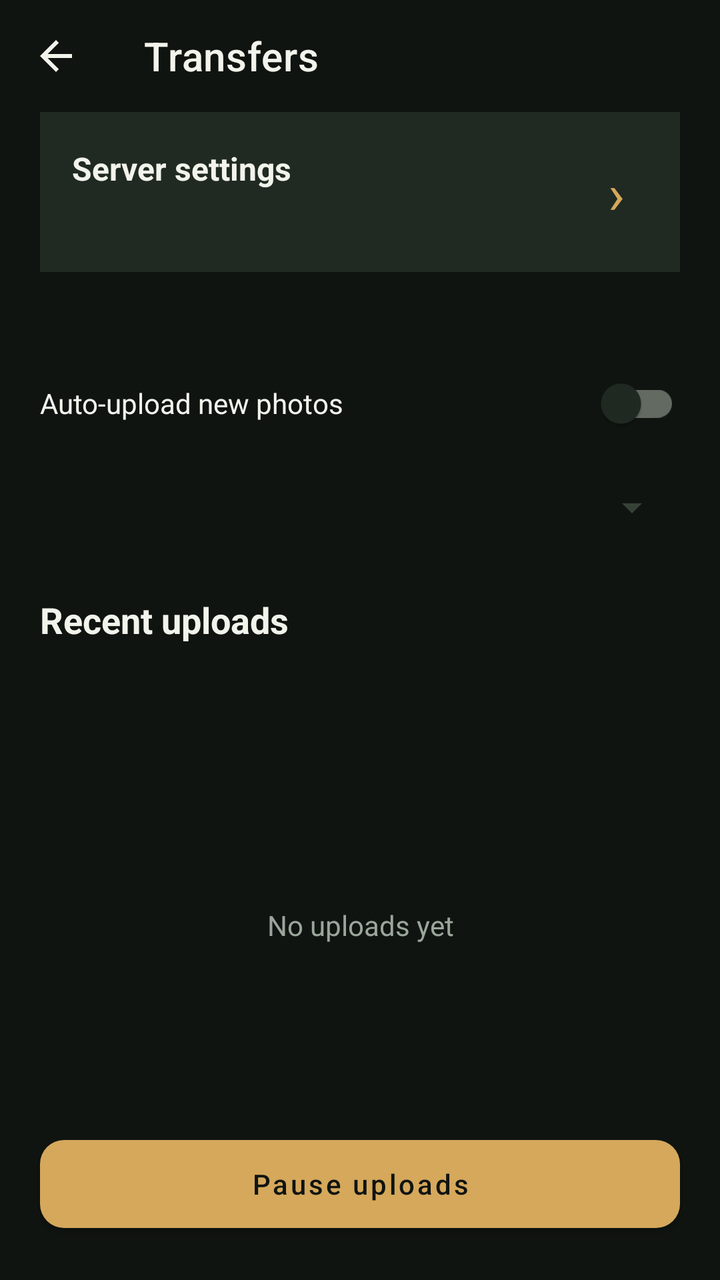
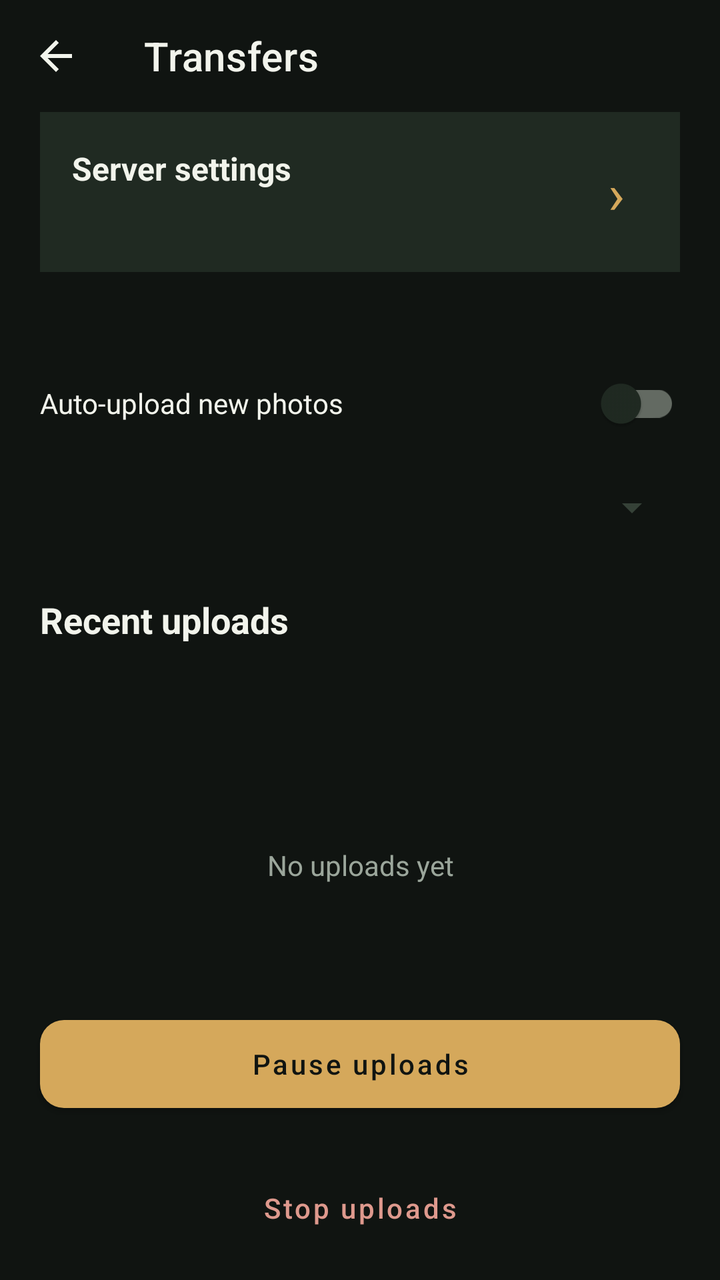

The first picture is an Android layout as it rendered before a commit; the second is the same layout after the commit. The layout source and the unified diff follow.
<!-- AndroidManifest.xml: activity theme Theme.RuangFoto.Transfers -->
<!-- res/layout/activity_upload.xml -->
<LinearLayout xmlns:android="http://schemas.android.com/apk/res/android" xmlns:app="http://schemas.android.com/apk/res-auto" android:layout_width="match_parent" android:layout_height="match_parent" android:orientation="vertical" android:background="@color/transfer_background">
    <com.google.android.material.appbar.MaterialToolbar android:id="@+id/toolbar" android:layout_width="match_parent" android:layout_height="?attr/actionBarSize" app:title="@string/transfers_title" app:titleTextColor="@color/transfer_text" app:navigationIcon="@drawable/ic_transfer_back" app:navigationContentDescription="@string/transfer_back" />
    <LinearLayout android:layout_width="match_parent" android:layout_height="wrap_content" android:orientation="vertical" android:paddingHorizontal="20dp">
        <LinearLayout android:id="@+id/serverSettingsRow" android:layout_width="match_parent" android:layout_height="wrap_content" android:orientation="horizontal" android:gravity="center_vertical" android:padding="16dp" android:background="@color/transfer_surface" android:foreground="?attr/selectableItemBackground" android:clickable="true" android:focusable="true">
            <LinearLayout android:layout_width="0dp" android:layout_height="wrap_content" android:layout_weight="1" android:orientation="vertical">
                <TextView android:layout_width="match_parent" android:layout_height="wrap_content" android:text="@string/transfer_server_settings" android:textColor="@color/transfer_text" android:textSize="16sp" android:textStyle="bold" />
                <TextView android:id="@+id/serverSummary" android:layout_width="match_parent" android:layout_height="wrap_content" android:layout_marginTop="6dp" android:textColor="@color/transfer_muted" android:textSize="13sp" />
            </LinearLayout>
            <TextView android:layout_width="32dp" android:layout_height="48dp" android:gravity="center" android:text="›" android:importantForAccessibility="no" android:textSize="28sp" android:textColor="@color/transfer_accent" />
        </LinearLayout>
        <TextView android:id="@+id/sessionName" android:layout_width="match_parent" android:layout_height="wrap_content" android:layout_marginTop="20dp" android:textColor="@color/transfer_muted" android:textSize="13sp" />
        <com.google.android.material.switchmaterial.SwitchMaterial android:id="@+id/autoUploadCheck" android:layout_width="match_parent" android:layout_height="56dp" android:text="@string/transfer_auto_send" android:textColor="@color/transfer_text" app:useMaterialThemeColors="true" />
        <Spinner android:id="@+id/photoFilterSpinner" android:layout_width="match_parent" android:layout_height="48dp" android:backgroundTint="@color/transfer_border" />
        <TextView android:layout_width="match_parent" android:layout_height="wrap_content" android:layout_marginTop="20dp" android:text="@string/transfer_recent_files" android:textColor="@color/transfer_text" android:textSize="18sp" android:textStyle="bold" />
        <TextView android:id="@+id/queueSummary" android:layout_width="match_parent" android:layout_height="wrap_content" android:layout_marginTop="6dp" android:textColor="@color/transfer_muted" android:textSize="13sp" />
        <TextView android:id="@+id/transferProgress" android:layout_width="match_parent" android:layout_height="wrap_content" android:layout_marginTop="6dp" android:textColor="@color/transfer_accent" android:textSize="13sp" android:accessibilityLiveRegion="polite" />
    </LinearLayout>
    <FrameLayout android:layout_width="match_parent" android:layout_height="0dp" android:layout_weight="1" android:layout_marginHorizontal="20dp" android:layout_marginTop="12dp">
        <ListView android:id="@+id/queueList" android:layout_width="match_parent" android:layout_height="match_parent" android:divider="@color/transfer_border" android:dividerHeight="1dp" android:clipToPadding="false" android:paddingBottom="8dp" />
        <TextView android:id="@+id/emptyQueue" android:layout_width="match_parent" android:layout_height="match_parent" android:gravity="center" android:text="@string/transfer_empty" android:textColor="@color/transfer_muted" />
    </FrameLayout>
    <com.google.android.material.button.MaterialButton android:id="@+id/transferToggleButton" style="@style/Widget.RuangFoto.Transfer.Button" android:layout_width="match_parent" android:layout_height="56dp" android:layout_margin="20dp" android:text="@string/transfer_pause" />
</LinearLayout>
<!-- resources referenced by this layout -->
<resources>
  <color name="transfer_accent">#D5A85B</color>
  <color name="transfer_background">#101411</color>
  <color name="transfer_border">#354137</color>
  <color name="transfer_muted">#9BA69B</color>
  <color name="transfer_surface">#202A22</color>
  <color name="transfer_text">#F2F4EC</color>
  <!-- drawable ic_transfer_back (drawable) -->
  <vector xmlns:android="http://schemas.android.com/apk/res/android"
      android:width="24dp" android:height="24dp" android:viewportWidth="24" android:viewportHeight="24">
      <path android:fillColor="@color/transfer_text" android:pathData="M20,11H7.83L13.42,5.41L12,4L4,12L12,20L13.41,18.59L7.83,13H20V11Z" />
  </vector>
  <string name="transfer_auto_send">Auto-upload new photos</string>
  <string name="transfer_back">Back</string>
  <string name="transfer_empty">No uploads yet</string>
  <string name="transfer_pause">Pause uploads</string>
  <string name="transfer_recent_files">Recent uploads</string>
  <string name="transfer_server_settings">Server settings</string>
  <string name="transfers_title">Transfers</string>
  <style name="Widget.RuangFoto.Transfer.Button" parent="Widget.MaterialComponents.Button">
          <item name="backgroundTint">@color/transfer_accent</item>
          <item name="android:textColor">@color/transfer_background</item>
          <item name="android:textAllCaps">false</item>
          <item name="cornerRadius">12dp</item>
          <item name="android:minHeight">48dp</item>
      </style>
  <style name="Theme.RuangFoto.Transfers" parent="Theme.SonyGphotoTest">
          <item name="colorPrimary">@color/transfer_accent</item>
          <item name="colorPrimaryVariant">@color/transfer_surface</item>
          <item name="colorSecondary">@color/transfer_accent</item>
          <item name="colorOnPrimary">@color/transfer_background</item>
          <item name="colorOnSurface">@color/transfer_text</item>
          <item name="colorSurface">@color/transfer_surface</item>
          <item name="android:colorBackground">@color/transfer_background</item>
          <item name="android:textColorPrimary">@color/transfer_text</item>
          <item name="android:textColorSecondary">@color/transfer_muted</item>
          <item name="android:textColorHint">@color/transfer_muted</item>
          <item name="android:statusBarColor">@color/transfer_background</item>
          <item name="android:navigationBarColor">@color/transfer_background</item>
          <item name="android:windowLightStatusBar">false</item>
          <item name="android:windowLightNavigationBar">false</item>
      </style>
  <style name="Theme.SonyGphotoTest" parent="Theme.MaterialComponents.DayNight.NoActionBar">
          <item name="colorPrimary">@color/purple_500</item>
          <item name="colorPrimaryVariant">@color/purple_700</item>
          <item name="colorOnPrimary">@color/white</item>
          <item name="colorSecondary">@color/teal_200</item>
          <item name="colorSecondaryVariant">@color/teal_700</item>
          <item name="colorOnSecondary">@color/black</item>
  
          <item name="windowActionBar">false</item>
          <item name="windowNoTitle">true</item>
  
          <item name="android:statusBarColor">?attr/colorPrimaryVariant</item>
      </style>
  <color name="purple_500">#FF6200EE</color>
  <color name="purple_700">#FF3700B3</color>
  <color name="white">#FFFFFFFF</color>
  <color name="teal_200">#FF03DAC5</color>
  <color name="teal_700">#FF018786</color>
  <color name="black">#FF000000</color>
</resources>

<!-- the commit's change to res/layout/activity_upload.xml (unified diff, before → after) -->
@@ -19,5 +19,6 @@
         <ListView android:id="@+id/queueList" android:layout_width="match_parent" android:layout_height="match_parent" android:divider="@color/transfer_border" android:dividerHeight="1dp" android:clipToPadding="false" android:paddingBottom="8dp" />
         <TextView android:id="@+id/emptyQueue" android:layout_width="match_parent" android:layout_height="match_parent" android:gravity="center" android:text="@string/transfer_empty" android:textColor="@color/transfer_muted" />
     </FrameLayout>
-    <com.google.android.material.button.MaterialButton android:id="@+id/transferToggleButton" style="@style/Widget.RuangFoto.Transfer.Button" android:layout_width="match_parent" android:layout_height="56dp" android:layout_margin="20dp" android:text="@string/transfer_pause" />
+    <com.google.android.material.button.MaterialButton android:id="@+id/transferToggleButton" style="@style/Widget.RuangFoto.Transfer.Button" android:layout_width="match_parent" android:layout_height="56dp" android:layout_margin="20dp" android:layout_marginBottom="0dp" android:text="@string/transfer_pause" />
+    <com.google.android.material.button.MaterialButton android:id="@+id/stopUploadsButton" style="@style/Widget.RuangFoto.Transfer.TextButton" android:layout_width="match_parent" android:layout_height="48dp" android:layout_marginHorizontal="20dp" android:layout_marginBottom="12dp" android:text="@string/transfer_stop" android:textColor="@color/transfer_stop" />
 </LinearLayout>
<!-- resource entries referenced after the edit -->
@@ -4,6 +4,7 @@
   <color name="transfer_background">#101411</color>
   <color name="transfer_border">#354137</color>
   <color name="transfer_muted">#9BA69B</color>
+  <color name="transfer_stop">#DE998D</color>
   <color name="transfer_surface">#202A22</color>
   <color name="transfer_text">#F2F4EC</color>
   <!-- drawable ic_transfer_back (drawable) -->
@@ -17,12 +18,18 @@
   <string name="transfer_pause">Pause uploads</string>
   <string name="transfer_recent_files">Recent uploads</string>
   <string name="transfer_server_settings">Server settings</string>
+  <string name="transfer_stop">Stop uploads</string>
   <string name="transfers_title">Transfers</string>
   <style name="Widget.RuangFoto.Transfer.Button" parent="Widget.MaterialComponents.Button">
           <item name="backgroundTint">@color/transfer_accent</item>
           <item name="android:textColor">@color/transfer_background</item>
           <item name="android:textAllCaps">false</item>
           <item name="cornerRadius">12dp</item>
+          <item name="android:minHeight">48dp</item>
+      </style>
+  <style name="Widget.RuangFoto.Transfer.TextButton" parent="Widget.MaterialComponents.Button.TextButton">
+          <item name="android:textColor">@color/transfer_accent</item>
+          <item name="android:textAllCaps">false</item>
           <item name="android:minHeight">48dp</item>
       </style>
   <style name="Theme.RuangFoto.Transfers" parent="Theme.SonyGphotoTest">
